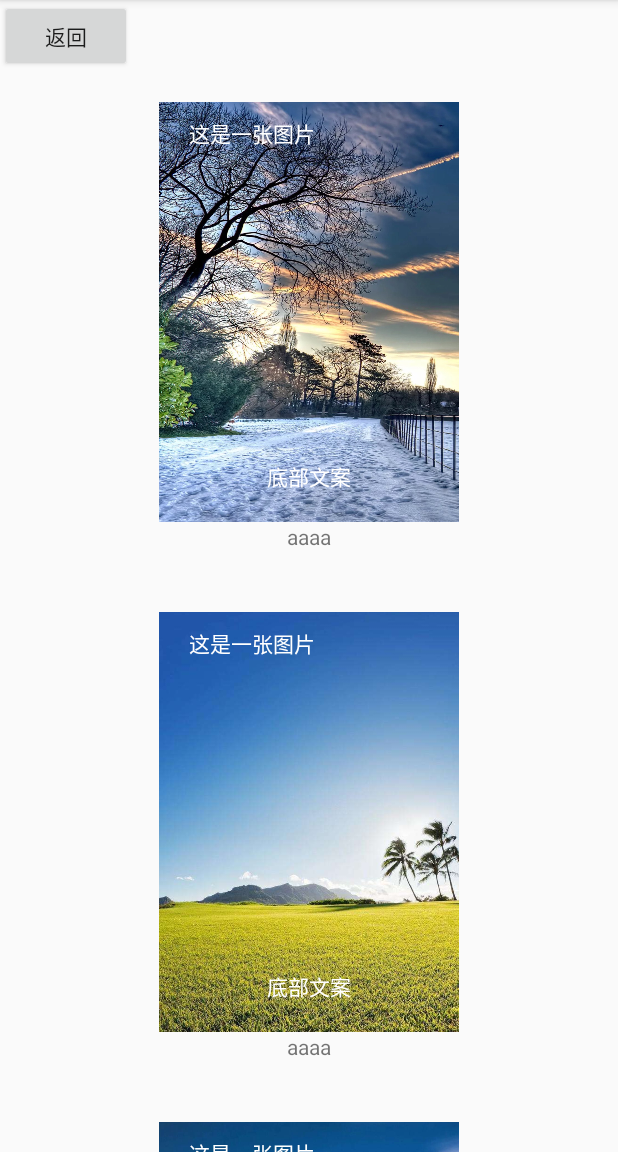
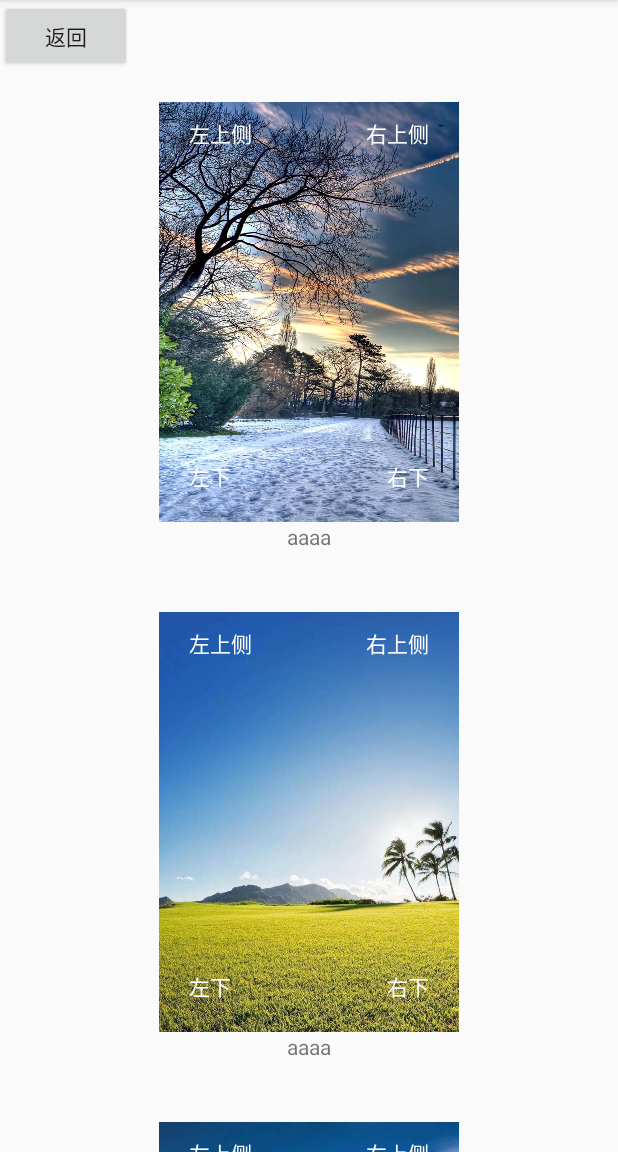
Before and after one commit to liaors/PressedAnimator, an Android app: the screen it shows after launch (PressDemoActivity), after a tap on "正常按压动画", on a phone screen of 412 x 824 dp, the part 84-1236 px from its top. Run offline under Robolectric (Android 15) with nearby library versions, the phone set to English and light mode, and no system bars.

Commit message:
change demo.kt

```diff
--- a/app/src/main/java/com/rs/pressanimator/PressDemoActivity.java
+++ b/app/src/main/java/com/rs/pressanimator/PressDemoActivity.java
@@ -87,12 +87,14 @@ public class PressDemoActivity extends AppCompatActivity {
 
         private class DelayPressViewHolder extends RecyclerView.ViewHolder {
             public ImageView img;
-            public TextView titleTv,bottomTv;
+            public TextView titleTv,bottomTv,titleRightTv,bottomRightTv;
 
             public DelayPressViewHolder(@NonNull View itemView) {
                 super(itemView);
                 titleTv = itemView.findViewById(R.id.title_tv);
                 bottomTv = itemView.findViewById(R.id.bottom_tv);
+                titleRightTv = itemView.findViewById(R.id.title_right_tv);
+                bottomRightTv = itemView.findViewById(R.id.bottom_right_tv);
                 img = itemView.findViewById(R.id.img);
                 img.setScaleType(ImageView.ScaleType.CENTER_CROP);
 
@@ -112,6 +114,8 @@ public class PressDemoActivity extends AppCompatActivity {
                         .addTargetAnimatorView(img,true)// addTargetAnimatorView需要添加动画的view，isMaxWh可以不传，传了所有动画view中最大宽高的view，动画是不需要额外排序，性能会更好一些
                         .addTargetAnimatorView(titleTv)
                         .addTargetAnimatorView(bottomTv)
+                        .addTargetAnimatorView(titleRightTv)
+                        .addTargetAnimatorView(bottomRightTv)
                         .setOnTouchListener(img)// img 需要监听触摸的view
                         .init();
             }
--- a/app/src/main/res/layout/item_delaypress.xml
+++ b/app/src/main/res/layout/item_delaypress.xml
@@ -26,10 +26,25 @@
         android:layout_marginBottom="40dp"
         android:layout_centerHorizontal="true"
         android:layout_alignParentBottom="true"
-        android:text="底部文案"
+        android:text="左下"
         android:textColor="@android:color/white"
         app:layout_constraintBottom_toBottomOf="parent"
-        app:layout_constraintLeft_toLeftOf="parent"
+        android:layout_marginStart="20dp"
+        app:layout_constraintLeft_toLeftOf="parent" />
+
+
+    <TextView
+        android:id="@+id/bottom_right_tv"
+        android:layout_width="wrap_content"
+        android:layout_height="wrap_content"
+        android:layout_marginTop="10dp"
+        android:layout_marginBottom="40dp"
+        android:layout_centerHorizontal="true"
+        android:layout_alignParentBottom="true"
+        android:text="右下"
+        android:textColor="@android:color/white"
+        app:layout_constraintBottom_toBottomOf="parent"
+        android:layout_marginEnd="20dp"
         app:layout_constraintRight_toRightOf="parent" />
 
     <TextView
@@ -37,13 +52,24 @@
         android:layout_width="wrap_content"
         android:layout_height="wrap_content"
         android:layout_marginTop="10dp"
-        android:text="这是一张图片"
+        android:text="左上侧"
         android:layout_marginStart="20dp"
         android:layout_alignParentRight="true"
         android:textColor="@android:color/white"
         app:layout_constraintLeft_toLeftOf="parent"
         app:layout_constraintTop_toTopOf="parent" />
 
+    <TextView
+        android:id="@+id/title_right_tv"
+        android:layout_width="wrap_content"
+        android:layout_height="wrap_content"
+        android:layout_marginTop="10dp"
+        android:text="右上侧"
+        android:layout_marginEnd="20dp"
+        android:layout_alignParentRight="true"
+        android:textColor="@android:color/white"
+        app:layout_constraintRight_toRightOf="parent"
+        app:layout_constraintTop_toTopOf="parent" />
     <TextView
         android:layout_width="wrap_content"
         android:layout_height="wrap_content"
--- a/pressanim/src/main/java/com/rs/pressanim/PressAnimator.kt
+++ b/pressanim/src/main/java/com/rs/pressanim/PressAnimator.kt
@@ -645,7 +645,7 @@ abstract class PressAnimator {
         private val DEFAULT_RADIUS = R.dimen.press_radius
 
         // 按压动画颜色
-        private const val DEFAULT_COLOR = "#0F000000"
+        private const val DEFAULT_COLOR = "#4F000000"
         private const val DOWN_DURATION = 200
         private const val UP_DURATION = 200
         private const val TRANSLATION_X = "translationX"
```
